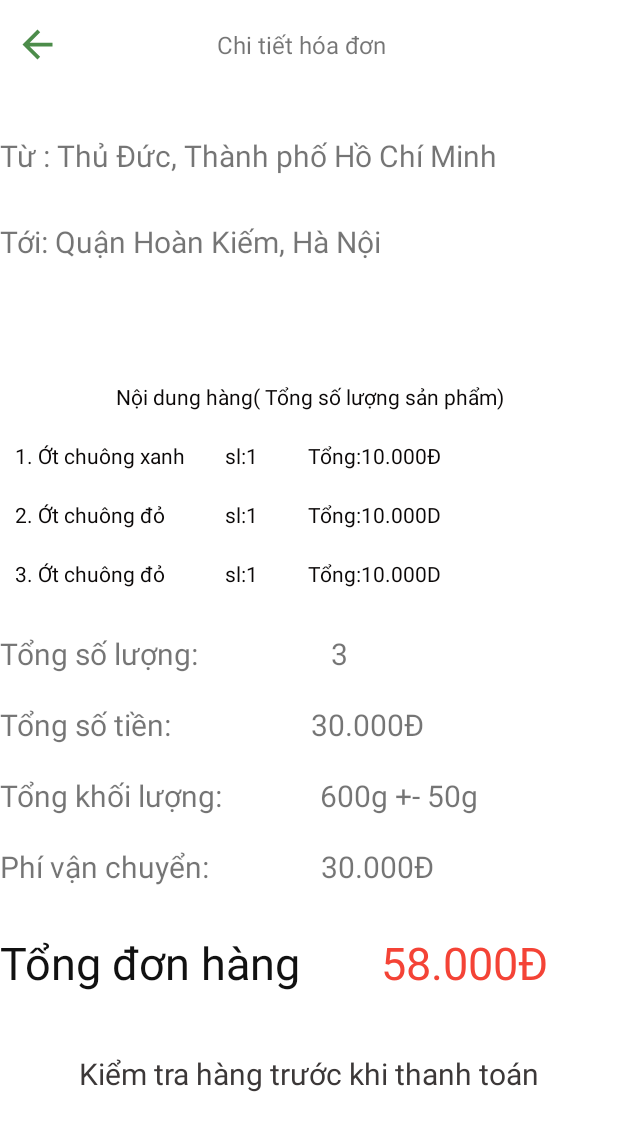
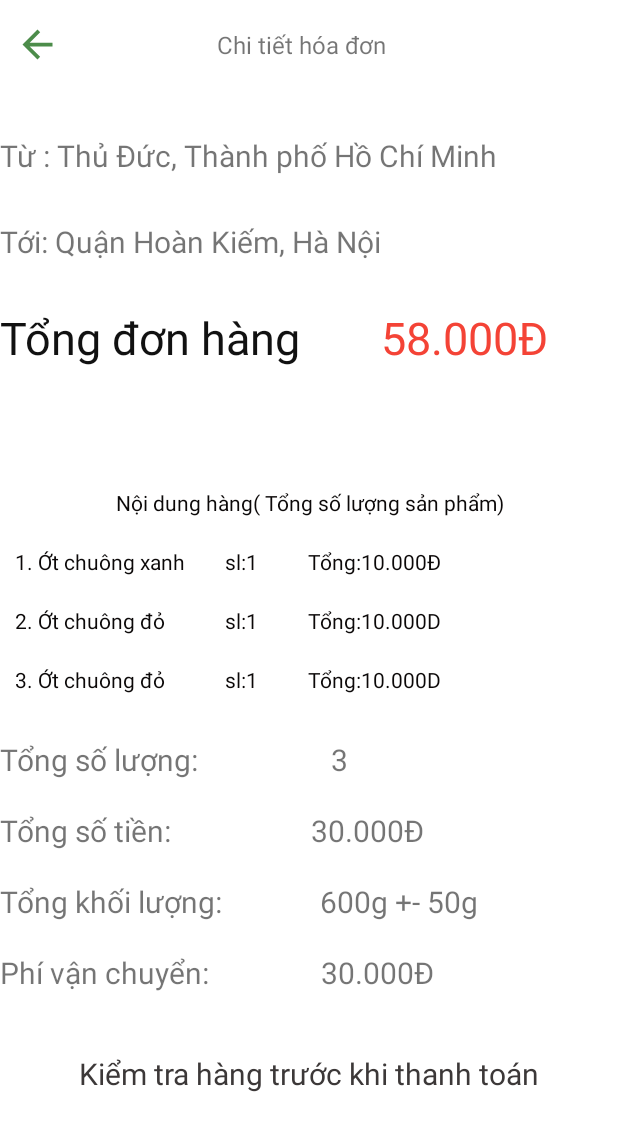
Before and after one commit to mcbutt007/Rau-cu-xanh, an Android app: the ChiTietHoaDonFragment screen opened through its navigation route, on a phone screen of 412 x 824 dp. Shown: the top 1131 px of the screen. Run offline under Robolectric (Android 15) with nearby library versions, the phone set to English and light mode, and no system bars; our stand-ins replace navigation-ui; pictures from the network do not load; 2 statements that could not run were skipped.

Commit message:
some update

```diff
--- a/app/src/main/java/com/nhom12/rau_cu_xanh/ui/home/HomeFragment.kt
+++ b/app/src/main/java/com/nhom12/rau_cu_xanh/ui/home/HomeFragment.kt
@@ -25,6 +25,7 @@ class HomeFragment : Fragment() {
 
     private var _binding: FragmentHomeBinding? = null
 
+    var selected_RauCu_ID : Int = 0
     // This property is only valid between onCreateView and
     // onDestroyView.
     private val binding get() = _binding!!
@@ -45,8 +46,10 @@ class HomeFragment : Fragment() {
         //    textView.text = it
         //}
 
-        binding.hinhQuaOt.setOnClickListener (
-            Navigation.createNavigateOnClickListener(R.id.action_navigation_home_to_chiTietSanPhamFragment))
+        binding.hinhQuaOt.setOnClickListener() {
+            selected_RauCu_ID = 1
+            Navigation.createNavigateOnClickListener(R.id.action_navigation_home_to_chiTietSanPhamFragment)
+        }
 
         binding.buttonKhuyenMai.setOnClickListener (
             Navigation.createNavigateOnClickListener(R.id.action_navigation_home_to_khuyenMaiFragment))
--- a/app/src/main/java/com/nhom12/rau_cu_xanh/ui/home/chitietsanpham/ChiTietSanPhamFragment.kt
+++ b/app/src/main/java/com/nhom12/rau_cu_xanh/ui/home/chitietsanpham/ChiTietSanPhamFragment.kt
@@ -7,6 +7,7 @@ import android.view.ViewGroup
 import androidx.fragment.app.Fragment
 import androidx.navigation.Navigation
 import com.nhom12.rau_cu_xanh.R
+import com.nhom12.rau_cu_xanh.ui.home.HomeFragment
 import kotlinx.android.synthetic.main.fragment_chitietsanpham.*
 import kotlinx.android.synthetic.main.return_to_title.*
 
@@ -26,6 +27,8 @@ class ChiTietSanPhamFragment : Fragment() {
         //Back button setup
         back_to_about.setOnClickListener(Navigation.createNavigateOnClickListener(R.id.action_chiTietSanPhamFragment_to_navigation_home))
 
+        mua_ngay.setOnClickListener(Navigation.createNavigateOnClickListener(R.id.action_chiTietSanPhamFragment_to_thanhToanFragment))
+
         cua_hang.setOnClickListener(Navigation.createNavigateOnClickListener(R.id.action_chiTietSanPhamFragment_to_storeFragment))
         //Title text
         title_about_to?.setText(R.string.title_chi_tiet_san_pham)
--- a/app/src/main/res/layout/fragment_chitiethoadon.xml
+++ b/app/src/main/res/layout/fragment_chitiethoadon.xml
@@ -6,12 +6,22 @@
     android:orientation="vertical"
     android:layout_width="match_parent"
     android:layout_height="match_parent">
+
     <include layout="@layout/return_to_title"/>
 
+    <ScrollView
+        android:layout_width="match_parent"
+        android:layout_height="match_parent">
+
         <LinearLayout
-        android:layout_marginTop="30dp"
             android:layout_width="match_parent"
             android:layout_height="wrap_content"
+            android:orientation="vertical" >
+
+            <LinearLayout
+                android:layout_width="match_parent"
+                android:layout_height="wrap_content"
+                android:layout_marginTop="30dp"
                 android:orientation="vertical">
 
                 <TextView
@@ -19,67 +29,91 @@
                     android:layout_width="wrap_content"
                     android:layout_height="wrap_content"
                     android:layout_weight="1"
-            android:textSize="20dp"
-            android:text="Từ : Thủ Đức, Thành phố Hồ Chí Minh" />
+                    android:text="Từ : Thủ Đức, Thành phố Hồ Chí Minh"
+                    android:textSize="20dp" />
 
                 <TextView
                     android:id="@+id/textView13"
                     android:layout_width="wrap_content"
                     android:layout_height="wrap_content"
+                    android:layout_marginTop="30dp"
                     android:layout_weight="1"
+                    android:text="Tới: Quận Hoàn Kiếm, Hà Nội"
+                    android:textSize="20dp" />
+            </LinearLayout>
+
+            <LinearLayout
+                android:layout_width="match_parent"
+                android:layout_height="wrap_content"
+                android:orientation="horizontal">
+
+                <TextView
+                    android:id="@+id/textView23"
+                    android:layout_width="wrap_content"
+                    android:layout_height="wrap_content"
                     android:layout_marginTop="30dp"
-            android:textSize="20dp"
-            android:text="Tới: Quận Hoàn Kiếm, Hà Nội" />
+                    android:text="Tổng đơn hàng "
+                    android:textColor="#111"
+                    android:textSize="30dp" />
+
+                <TextView
+                    android:id="@+id/textView24"
+                    android:layout_width="match_parent"
+                    android:layout_height="wrap_content"
+                    android:layout_marginTop="30dp"
+                    android:gravity="center"
+                    android:text="58.000Đ"
+                    android:textColor="#F44336"
+                    android:textSize="30dp" />
             </LinearLayout>
 
             <LinearLayout
                 android:layout_width="match_parent"
                 android:layout_height="wrap_content"
                 android:orientation="vertical">
+
                 <TextView
                     android:id="@+id/textView14"
-            android:gravity="center"
-            android:textColor="#0B0808"
                     android:layout_width="match_parent"
                     android:layout_height="wrap_content"
                     android:layout_marginTop="80dp"
+                    android:gravity="center"
                     android:text="Nội dung hàng( Tổng số lượng sản phẩm)"
-            />
+                    android:textColor="#0B0808" />
+
                 <TextView
                     android:id="@+id/textView15"
-            android:textColor="#0B0808"
-            android:layout_marginTop="20dp"
                     android:layout_width="match_parent"
                     android:layout_height="wrap_content"
                     android:layout_marginStart="10dp"
+                    android:layout_marginTop="20dp"
                     android:text="1. Ớt chuông xanh        sl:1          Tổng:10.000Đ"
-            />
+                    android:textColor="#0B0808" />
 
                 <TextView
                     android:id="@+id/textView16"
-            android:textColor="#0B0808"
-            android:layout_marginTop="20dp"
                     android:layout_width="match_parent"
                     android:layout_height="wrap_content"
                     android:layout_marginStart="10dp"
+                    android:layout_marginTop="20dp"
                     android:text="2. Ớt chuông đỏ            sl:1          Tổng:10.000D"
-            />
+                    android:textColor="#0B0808" />
 
                 <TextView
                     android:id="@+id/textView19"
-            android:textColor="#0B0808"
-            android:layout_marginTop="20dp"
                     android:layout_width="match_parent"
                     android:layout_height="wrap_content"
                     android:layout_marginStart="10dp"
+                    android:layout_marginTop="20dp"
                     android:text="3. Ớt chuông đỏ            sl:1          Tổng:10.000D"
-            />
+                    android:textColor="#0B0808" />
             </LinearLayout>
 
             <LinearLayout
                 android:layout_width="match_parent"
                 android:layout_height="wrap_content"
                 android:orientation="vertical">
+
                 <TextView
                     android:id="@+id/textView18"
                     android:layout_width="match_parent"
@@ -114,38 +148,16 @@
 
             </LinearLayout>
 
-    <LinearLayout
-        android:layout_width="match_parent"
-        android:layout_height="wrap_content"
-        android:orientation="horizontal">
-
-        <TextView
-            android:id="@+id/textView23"
-            android:layout_width="wrap_content"
-            android:layout_height="wrap_content"
-             android:textSize="30dp"
-            android:textColor="#111"
-            android:text="Tổng đơn hàng "
-            android:layout_marginTop="30dp"/>
-
-        <TextView
-            android:id="@+id/textView24"
-            android:layout_width="match_parent"
-            android:layout_height="wrap_content"
-            android:textSize="30dp"
-            android:layout_marginTop="30dp"
-            android:textColor="#F44336"
-            android:text="58.000Đ"
-            android:gravity="center"/>
-    </LinearLayout>
             <TextView
                 android:layout_width="match_parent"
                 android:layout_height="wrap_content"
                 android:layout_marginTop="40dp"
-        android:textSize="20dp"
+                android:gravity="center"
+                android:text="Kiểm tra hàng trước khi thanh toán"
+
                 android:textColor="#3C3838"
-
-        android:text="Kiểm tra hàng trước khi thanh toán"
-        android:gravity="center"/>
+                android:textSize="20dp" />
+        </LinearLayout>
+    </ScrollView>
 
 </LinearLayout>
--- a/app/src/main/res/layout/fragment_thanhtoan.xml
+++ b/app/src/main/res/layout/fragment_thanhtoan.xml
@@ -340,7 +340,7 @@
             android:text="Tổng thanh toán: 58.000Đ" />
 
         <Button
-            android:id="@+id/button"
+            android:id="@+id/dat_hang"
             android:layout_width="wrap_content"
             android:layout_height="wrap_content"
             android:layout_weight="1"
--- a/app/src/main/res/navigation/home_navigation.xml
+++ b/app/src/main/res/navigation/home_navigation.xml
@@ -96,6 +96,9 @@
         <action
             android:id="@+id/action_chiTietSanPhamFragment_to_storeFragment"
             app:destination="@id/storeFragment" />
+        <action
+            android:id="@+id/action_chiTietSanPhamFragment_to_thanhToanFragment"
+            app:destination="@id/thanhToanFragment" />
     </fragment>
     <fragment
         android:id="@+id/donHangFragment"
@@ -159,4 +162,12 @@
             android:id="@+id/action_traiCayFragment_to_navigation_home"
             app:destination="@id/navigation_home" />
     </fragment>
+    <fragment
+        android:id="@+id/thanhToanFragment"
+        android:name="com.nhom12.rau_cu_xanh.ui.thanhtoan.ThanhToanFragment"
+        android:label="ThanhToanFragment" >
+        <action
+            android:id="@+id/action_thanhToanFragment_to_chiTietHoaDonFragment"
+            app:destination="@id/chiTietHoaDonFragment" />
+    </fragment>
 </navigation>
```
Also changed, not shown: app/src/main/java/com/nhom12/rau_cu_xanh/ui/thanhtoan/ThanhToanFragment.kt (+7 -1 lines), app/src/main/res/layout/fragment_chitietsanpham.xml (+45 -12 lines). Lines whose indentation alone changed are shown as unchanged.
